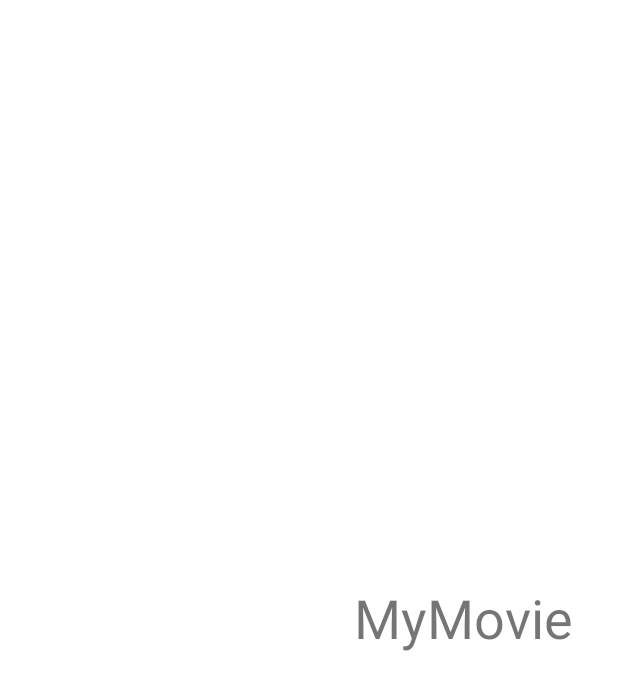
After one commit to cloudmu7/MyMovie, an Android app: the IntroActivity screen opened directly, with no data from a screen before it, on a phone screen of 412 x 824 dp. The commit adds this screen. Shown: the top 690 px of the screen. Run offline under Robolectric (Android 15) with nearby library versions, the phone set to English and light mode, and no system bars.

Commit message:
인트로 화면 제작

```diff
--- /dev/null
+++ b/app/src/main/java/com/cloud7mu7/mymovie/IntroActivity.java
@@ -0,0 +1,33 @@
+package com.cloud7mu7.mymovie;
+
+import androidx.annotation.NonNull;
+import androidx.appcompat.app.AppCompatActivity;
+
+import android.content.Intent;
+import android.os.Bundle;
+import android.os.Handler;
+import android.os.Looper;
+import android.os.Message;
+
+public class IntroActivity extends AppCompatActivity {
+
+    @Override
+    protected void onCreate(Bundle savedInstanceState) {
+        super.onCreate(savedInstanceState);
+        setContentView(R.layout.activity_intro);
+
+        handler.sendEmptyMessageDelayed(0, 2000); //2000ms(2초)후에 빈 메세지 전송
+
+    }
+
+    Handler handler = new Handler(Looper.getMainLooper()){
+        @Override
+        public void handleMessage(@NonNull Message msg) {
+            super.handleMessage(msg);
+            Intent intent = new Intent(IntroActivity.this, LoginActivity.class);
+            startActivity(intent);
+            finish();
+        }
+    };
+
+}
--- /dev/null
+++ b/app/src/main/res/layout/activity_intro.xml
@@ -0,0 +1,18 @@
+<?xml version="1.0" encoding="utf-8"?>
+<RelativeLayout xmlns:android="http://schemas.android.com/apk/res/android"
+    xmlns:app="http://schemas.android.com/apk/res-auto"
+    xmlns:tools="http://schemas.android.com/tools"
+    android:layout_width="match_parent"
+    android:layout_height="match_parent"
+    tools:context=".IntroActivity">
+
+    <TextView
+        android:layout_width="wrap_content"
+        android:layout_height="wrap_content"
+        android:text="MyMovie"
+        android:textSize="36sp"
+        android:layout_marginRight="30dp"
+        android:layout_centerVertical="true"
+        android:layout_alignParentRight="true"/>
+
+</RelativeLayout>
--- a/app/src/main/res/values/themes.xml
+++ b/app/src/main/res/values/themes.xml
@@ -1,6 +1,6 @@
 <resources xmlns:tools="http://schemas.android.com/tools">
     <!-- Base application theme. -->
-    <style name="Theme.MyMovie" parent="Theme.MaterialComponents.DayNight.DarkActionBar">
+    <style name="Theme.MyMovie" parent="Theme.MaterialComponents.DayNight.NoActionBar">
         <!-- Primary brand color. -->
         <item name="colorPrimary">@color/purple_500</item>
         <item name="colorPrimaryVariant">@color/purple_700</item>
```
Also changed, not shown: app/src/main/AndroidManifest.xml (+7 -2 lines), app/src/main/java/com/cloud7mu7/mymovie/LoginActivity.java (added, +14 -0 lines), app/src/main/res/layout/activity_login.xml (added, +9 -0 lines).
